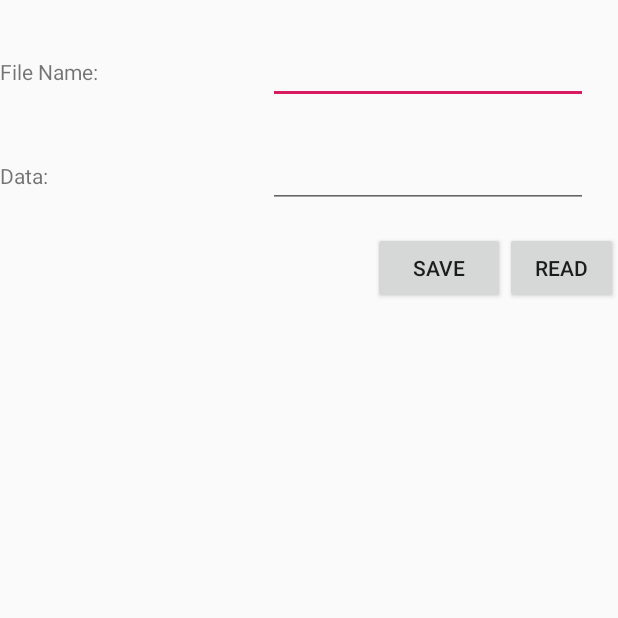
After one commit to stevenakibinge/MyApplication, an Android app: the ExternalStorage screen opened directly, with no data from a screen before it, on a phone screen of 412 x 824 dp, the top half of it. The commit adds this screen. Run offline under Robolectric (Android 15) with nearby library versions, the phone set to English and light mode, and no system bars.

Commit message:
saving files to both internal and external storage

```diff
--- /dev/null
+++ b/app/src/main/java/com/example/myapplication/ExternalStorage.java
@@ -0,0 +1,79 @@
+package com.example.myapplication;
+
+import androidx.appcompat.app.AppCompatActivity;
+
+import android.os.Bundle;
+import android.view.View;
+import android.widget.Button;
+import android.widget.EditText;
+import android.widget.Toast;
+
+import java.io.BufferedReader;
+import java.io.File;
+import java.io.FileInputStream;
+import java.io.FileNotFoundException;
+import java.io.FileOutputStream;
+import java.io.IOException;
+import java.io.InputStreamReader;
+import java.io.OutputStreamWriter;
+
+public class ExternalStorage extends AppCompatActivity {
+    EditText editTextFileName,editTextData;
+    Button saveButton,readButton;
+
+    @Override
+    protected void onCreate(Bundle savedInstanceState) {
+        super.onCreate(savedInstanceState);
+        setContentView(R.layout.activity_external_storage);
+        editTextFileName=findViewById(R.id.editText1);
+        editTextData=findViewById(R.id.editText2);
+        saveButton=findViewById(R.id.button1);
+        readButton=findViewById(R.id.button2);
+        saveButton.setOnClickListener(new View.OnClickListener(){
+
+            @Override
+            public void onClick(View arg0) {
+                String filename=editTextFileName.getText().toString();
+                String data=editTextData.getText().toString();
+
+                FileOutputStream fos;
+                try {
+                    File myFile = new File("/sdcard/"+filename);
+                    myFile.createNewFile();
+                    FileOutputStream fOut = new FileOutputStream(myFile);
+                    OutputStreamWriter myOutWriter = new OutputStreamWriter(fOut);
+                    myOutWriter.append(data);
+                    myOutWriter.close();
+                    fOut.close();
+                    Toast.makeText(getApplicationContext(),filename + "saved",Toast.LENGTH_LONG).show();
+                } catch (FileNotFoundException e) {e.printStackTrace();}
+                catch (IOException e) {e.printStackTrace();}
+            }
+        });
+
+        //Performing action on Read Button
+        readButton.setOnClickListener(new View.OnClickListener(){
+            @Override
+            public void onClick(View arg0) {
+                String filename=editTextFileName.getText().toString();
+                StringBuffer stringBuffer = new StringBuffer();
+                String aDataRow = "";
+                String aBuffer = "";
+                try {
+                    File myFile = new File("/sdcard/"+filename);
+                    FileInputStream fIn = new FileInputStream(myFile);
+                    BufferedReader myReader = new BufferedReader(
+                            new InputStreamReader(fIn));
+                    while ((aDataRow = myReader.readLine()) != null) {
+                        aBuffer += aDataRow + "\n";
+                    }
+                    myReader.close();
+                } catch (IOException e) {
+                    e.printStackTrace();
+                }
+                Toast.makeText(getApplicationContext(),aBuffer,Toast.LENGTH_LONG).show();
+            }
+        });
+    }
+
+}
--- /dev/null
+++ b/app/src/main/res/layout/activity_external_storage.xml
@@ -0,0 +1,68 @@
+<?xml version="1.0" encoding="utf-8"?>
+<RelativeLayout xmlns:android="http://schemas.android.com/apk/res/android"
+    xmlns:app="http://schemas.android.com/apk/res-auto"
+    xmlns:tools="http://schemas.android.com/tools"
+    android:layout_width="match_parent"
+    android:layout_height="match_parent"
+    tools:context=".ExternalStorage">
+
+    <EditText
+        android:id="@+id/editText1"
+        android:layout_width="wrap_content"
+        android:layout_height="wrap_content"
+        android:layout_alignParentRight="true"
+        android:layout_alignParentTop="true"
+        android:layout_marginRight="20dp"
+        android:layout_marginTop="24dp"
+        android:ems="10" >
+
+        <requestFocus />
+    </EditText>
+
+    <EditText
+        android:id="@+id/editText2"
+        android:layout_width="wrap_content"
+        android:layout_height="wrap_content"
+        android:layout_alignRight="@+id/editText1"
+        android:layout_below="@+id/editText1"
+        android:layout_marginTop="24dp"
+        android:ems="10" />
+
+    <TextView
+        android:id="@+id/textView1"
+        android:layout_width="wrap_content"
+        android:layout_height="wrap_content"
+        android:layout_alignBaseline="@+id/editText1"
+        android:layout_alignBottom="@+id/editText1"
+        android:layout_alignParentLeft="true"
+        android:text="File Name:" />
+
+    <TextView
+        android:id="@+id/textView2"
+        android:layout_width="wrap_content"
+        android:layout_height="wrap_content"
+        android:layout_alignBaseline="@+id/editText2"
+        android:layout_alignBottom="@+id/editText2"
+        android:layout_alignParentLeft="true"
+        android:text="Data:" />
+
+    <Button
+        android:id="@+id/button1"
+        android:layout_width="wrap_content"
+        android:layout_height="wrap_content"
+        android:layout_alignLeft="@+id/editText2"
+        android:layout_below="@+id/editText2"
+        android:layout_marginLeft="70dp"
+        android:layout_marginTop="16dp"
+        android:text="save" />
+
+    <Button
+        android:id="@+id/button2"
+        android:layout_width="wrap_content"
+        android:layout_height="wrap_content"
+        android:layout_alignBaseline="@+id/button1"
+        android:layout_alignBottom="@+id/button1"
+        android:layout_toRightOf="@+id/button1"
+        android:text="read" />
+
+</RelativeLayout>
--- a/app/src/main/res/menu/menu.xml
+++ b/app/src/main/res/menu/menu.xml
@@ -24,5 +24,11 @@
     <item
         android:id="@+id/foreground"
         android:title="foreground services" />
+    <item
+        android:id="@+id/store"
+        android:title="storage" />
+    <item
+        android:id="@+id/ext"
+        android:title="External Storage" />
 
 </menu>
```
Also changed, not shown: app/src/main/AndroidManifest.xml (+6 -1 lines), app/src/main/java/com/example/myapplication/Details.java (added, +19 -0 lines), app/src/main/java/com/example/myapplication/MainActivity.java (+7 -0 lines), app/src/main/java/com/example/myapplication/Storage.java (added, +77 -0 lines), app/src/main/res/layout/activity_details.xml (added, +23 -0 lines), app/src/main/res/layout/activity_storage.xml (added, +33 -0 lines).
